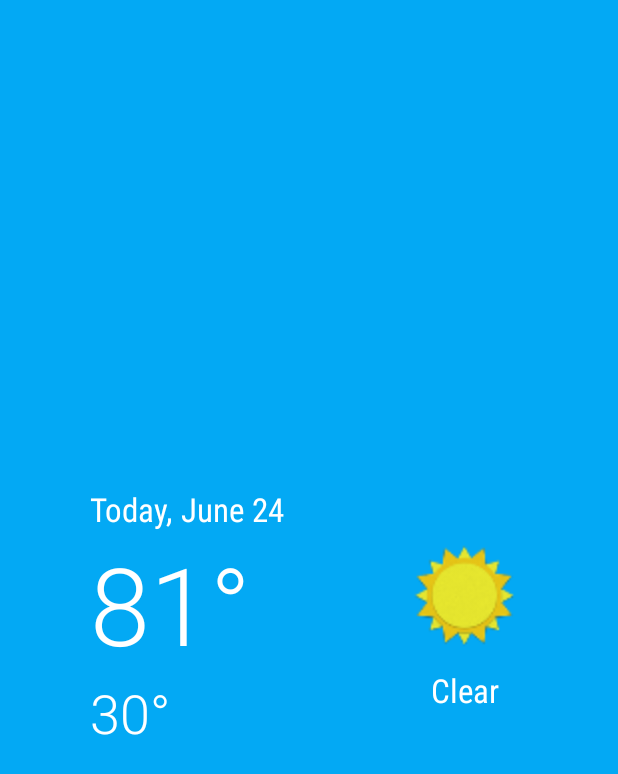
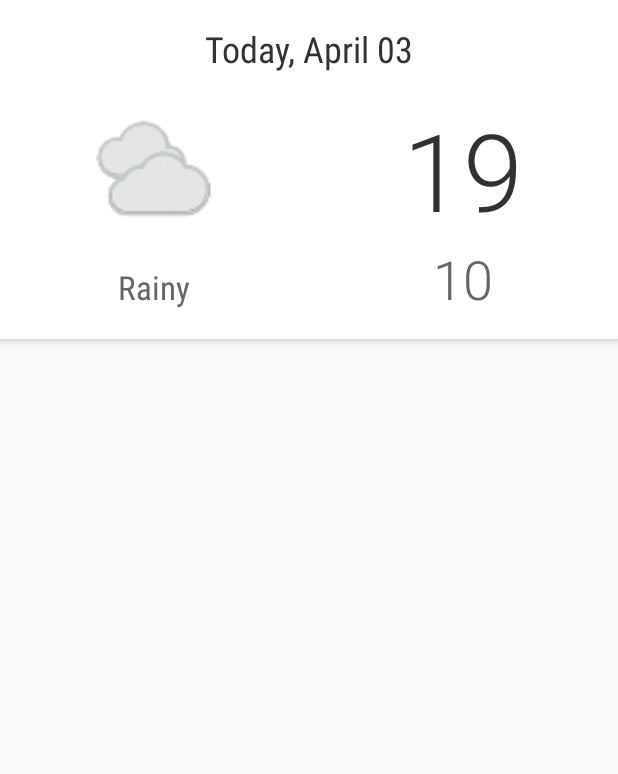
Before and after one commit to katelevshova/android-sunshine, an Android app: the layout list_item_forecast_today.xml on its own in the app's theme, with its tools: preview values and no code run, on a phone screen of 412 x 824 dp. Shown: the top 774 px of the screen. Run offline under Robolectric (Android 15) with nearby library versions, the phone set to English and light mode, and no system bars.

Commit message:
issue#27 - changed list_item_forecast_today

```diff
--- a/app/src/main/res/layout/list_item_forecast_today.xml
+++ b/app/src/main/res/layout/list_item_forecast_today.xml
@@ -1,59 +1,78 @@
 <?xml version="1.0" encoding="utf-8"?>
-<LinearLayout xmlns:android="http://schemas.android.com/apk/res/android"
-			  android:layout_width="match_parent"
-			  android:layout_height="match_parent"
-			  android:minHeight="?android:attr/listPreferredItemHeight"
-			  android:orientation="horizontal"
-			  android:gravity="center_vertical"
-			  android:paddingLeft="@dimen/today_item_left_margin"
-			  android:background="@drawable/forecast_today_touch_selector">
+<FrameLayout
+	xmlns:app="http://schemas.android.com/apk/res-auto"
+	xmlns:tools="http://schemas.android.com/tools"
+	xmlns:android="http://schemas.android.com/apk/res/android"
+	android:layout_width="match_parent"
+	android:layout_height="wrap_content"
+	android:background="@drawable/forecast_today_touch_selector"
+	android:elevation="4dp">
 
-	<LinearLayout android:layout_width="wrap_content"
-				  android:layout_height="wrap_content"
-				  android:layout_weight="1"
-				  android:gravity="left"
-				  android:orientation="vertical">
+	<android.support.v7.widget.GridLayout android:layout_width="match_parent"
+										  android:layout_height="match_parent"
+										  android:background="@color/white"
+										  app:columnCount="2">
 
-		<TextView android:id="@+id/list_item_date_textview"
-				  style="@style/SansSerifCondensed.TC_White.TS_Primary"
-				  android:layout_width="wrap_content"
-				  android:layout_height="wrap_content"
-				  android:text="Today, June 24"/>
+		<android.support.v7.widget.Space app:layout_columnSpan="2"
+										 app:layout_columnWeight="1"
+										 app:layout_rowWeight="1"/>
+		<!-- Header: Day, Date -->
+		<TextView
+			android:id="@+id/list_item_date_textview"
+			style="@style/SansSerifCondensed.TC_TS_Primary"
+			android:layout_marginBottom="@dimen/abc_list_item_padding_horizontal_material"
+			android:layout_marginTop="@dimen/abc_list_item_padding_horizontal_material"
+			android:gravity="center_horizontal"
+			android:textSize="@dimen/ts_details_today_header"
+			app:layout_columnSpan="2"
+			app:layout_columnWeight="1"
+			app:layout_gravity="fill_horizontal"
+			tools:text="Today, April 03"/>
 
-		<TextView android:id="@+id/list_item_high_textview"
-				  style="@style/SansSerifLight.TC_White.Max"
-				  android:layout_width="wrap_content"
-				  android:layout_height="wrap_content"
-				  android:text="81°"/>
+		<!-- Main content: -->
+		<!-- 1st row - art and high temp-->
+		<ImageView
+			android:id="@+id/list_item_icon"
+			android:layout_width="0dp"
+			android:adjustViewBounds="true"
+			android:maxHeight="@dimen/icon_todayitem_size"
+			android:maxWidth="@dimen/icon_todayitem_size"
+			app:layout_columnWeight="1"
+			app:layout_gravity="fill_horizontal"
+			tools:src="@mipmap/art_clouds"/>
 
-		<TextView android:id="@+id/list_item_low_textview"
-				  style="@style/SansSerifLight.TC_White.Min"
-				  android:layout_width="wrap_content"
-				  android:layout_height="wrap_content"
-				  android:text="30°"/>
-	</LinearLayout>
+		<TextView
+			android:id="@+id/list_item_high_textview"
+			style="@style/SansSerifLight.TC_Primary.Max"
+			android:layout_width="0dp"
+			android:gravity="center_horizontal"
+			app:layout_columnWeight="1"
+			app:layout_gravity="fill_horizontal"
+			tools:text="19"/>
 
-	<LinearLayout android:layout_height="wrap_content"
-				  android:layout_width="0dp"
-				  android:layout_weight="5"
-				  android:layout_marginRight="@dimen/activity_horizontal_margin"
-				  android:layout_marginEnd="@dimen/activity_horizontal_margin"
-				  android:orientation="vertical"
-				  android:gravity="center_horizontal|bottom">
+		<!-- 2nd row - weather and low temp -->
+		<TextView
+			android:id="@+id/list_item_forecast_textview"
+			style="@style/SansSerifCondensed.TC_Secondary.TS_Forecast"
+			android:layout_width="0dp"
+			android:gravity="center_horizontal"
+			app:layout_columnWeight="1"
+			tools:text="Rainy"/>
 
-		<ImageView android:id="@+id/list_item_icon"
-				   android:adjustViewBounds="true"
-				   android:layout_gravity="center_horizontal"
-				   android:layout_width="@dimen/icon_todayitem_size"
-				   android:layout_height="@dimen/icon_todayitem_size"
-				   android:src="@mipmap/art_clear"/>
+		<TextView
+			android:id="@+id/list_item_low_textview"
+			style="@style/SansSerifLight.TC_Secondary.Min"
+			android:layout_width="0dp"
+			android:layout_marginBottom="@dimen/abc_list_item_padding_horizontal_material"
+			android:gravity="center_horizontal"
+			app:layout_columnWeight="1"
+			tools:text="10"/>
 
-		<TextView android:id="@+id/list_item_forecast_textview"
-				  style="@style/SansSerifCondensed.TC_White.TS_Primary"
-				  android:layout_width="wrap_content"
-				  android:layout_height="wrap_content"
-				  android:layout_gravity="center_horizontal"
-				  android:text="Clear"/>
-	</LinearLayout>
+		<android.support.v7.widget.Space
+			app:layout_columnSpan="2"
+			app:layout_columnWeight="1"
+			app:layout_rowWeight="1"/>
 
-</LinearLayout>
+	</android.support.v7.widget.GridLayout>
+
+</FrameLayout>
```
Also changed, not shown: 1 other file.
